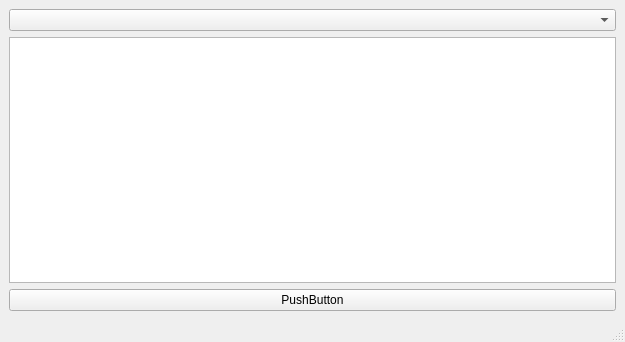
Old version of the form ncpp/qt_programmingknowledge/QDirDemo/mainwindow.ui in the repository abhaysp95/language_files.
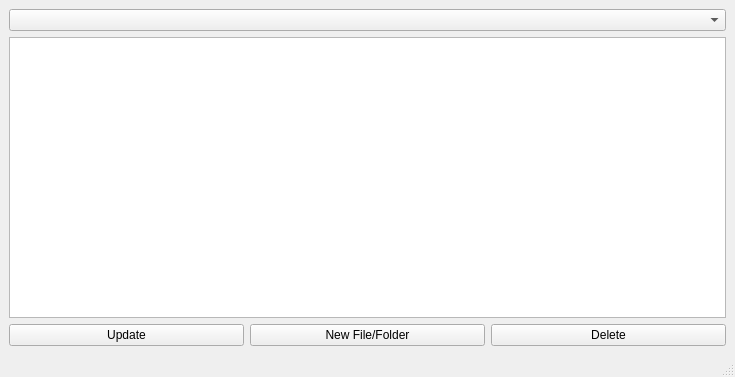
New version of the form.

Commit message: trying to add new dialog functionality

The edit to the form file:
```diff
--- a/ncpp/qt_programmingknowledge/QDirDemo/mainwindow.ui
+++ b/ncpp/qt_programmingknowledge/QDirDemo/mainwindow.ui
@@ -6,8 +6,8 @@
    <rect>
     <x>0</x>
     <y>0</y>
-    <width>625</width>
-    <height>342</height>
+    <width>735</width>
+    <height>377</height>
    </rect>
   </property>
   <property name="windowTitle">
@@ -24,11 +24,29 @@
        <widget class="QListWidget" name="listWidget"/>
       </item>
       <item>
+       <layout class="QHBoxLayout" name="horizontalLayout">
+        <item>
        <widget class="QPushButton" name="pushButton">
         <property name="text">
-         <string>PushButton</string>
-        </property>
-       </widget>
+           <string>Update</string>
+          </property>
+         </widget>
+        </item>
+        <item>
+         <widget class="QPushButton" name="pushButton_2">
+          <property name="text">
+           <string>New File/Folder</string>
+          </property>
+         </widget>
+        </item>
+        <item>
+         <widget class="QPushButton" name="pushButton_3">
+          <property name="text">
+           <string>Delete</string>
+          </property>
+         </widget>
+        </item>
+       </layout>
       </item>
      </layout>
     </item>
```
Left out of the diff: 2 changed lines with no effect on the pictures. Lines whose indentation alone changed are shown as unchanged. The commit also changes 6 other files.
